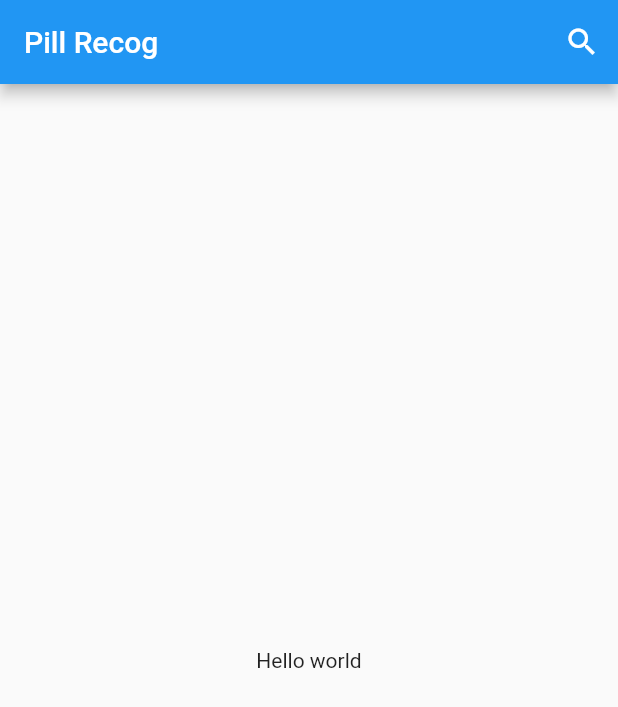
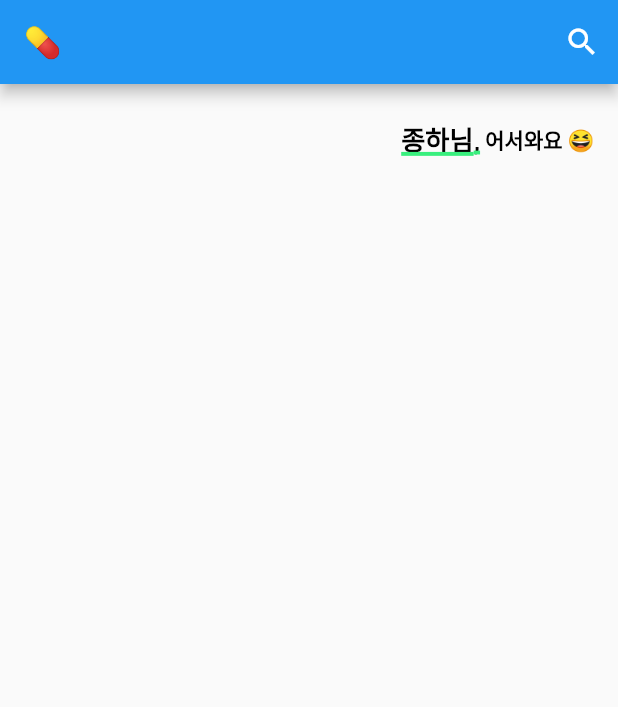
Before and after one commit to Dongguk-Univ-Drugs/pill_recog_client, a Flutter app: the screen it shows after launch, on a phone screen of 412 x 824 dp. Shown: the top 707 px of the screen. Run offline on Flutter 3.47's test engine with Material 2 defaults, Android fonts, the phone set to English and light mode, and no system bars; our stand-ins replace get.

Commit message:
🚧 added new components to the project
- rich text
- highlighted text
- typography issue with native code
- adjusted `SafeArea`

```diff
--- a/client_app/lib/components/components.dart
+++ b/client_app/lib/components/components.dart
@@ -1,3 +1,5 @@
 export './widgets.dart';
 export './colors.dart';
 export './typography.dart';
+export './generate_text.dart';
+export './spacing.dart';
--- /dev/null
+++ b/client_app/lib/components/generate_text.dart
@@ -0,0 +1,15 @@
+import 'package:client_app/components/components.dart';
+import 'package:flutter/material.dart';
+
+RichText highlightedText({required String text}) => RichText(
+      textScaleFactor: 1.25,
+      text: TextSpan(
+        text: text,
+        style: TextStyle(
+            color: CColor.largeTitle.color,
+            fontWeight: FontWeight.bold,
+            decorationColor: CColor.secondary.color,
+            decorationThickness: 3,
+            decoration: TextDecoration.underline),
+      ),
+    );
--- /dev/null
+++ b/client_app/lib/components/spacing.dart
@@ -0,0 +1,7 @@
+import 'package:flutter/material.dart';
+
+EdgeInsets padding({double? vertical, double? horizontal}) =>
+    EdgeInsets.symmetric(
+      horizontal: horizontal ?? 0,
+      vertical: vertical ?? 0,
+    );
--- a/client_app/lib/main.dart
+++ b/client_app/lib/main.dart
@@ -1,3 +1,4 @@
+import 'package:client_app/components/components.dart';
 import 'package:flutter/material.dart';
 import 'package:get/get.dart';
 
@@ -15,7 +16,7 @@ class App extends StatelessWidget {
     return GetMaterialApp(
       home: Scaffold(
         appBar: AppBar(
-          title: const Text('Pill Recog'),
+          title: const Text('💊'),
           actions: [
             /// these button calls the recognizing screen
             IconButton(
@@ -24,8 +25,24 @@ class App extends StatelessWidget {
             ),
           ],
         ),
-        body: const Center(
-          child: Text('Hello world'),
+        body: SafeArea(
+          child: Padding(
+            padding: padding(horizontal: 16.0, vertical: 24.0),
+            child: Column(
+              children: [
+                Align(
+                  alignment: Alignment.centerRight,
+                  child: Row(
+                    mainAxisSize: MainAxisSize.min,
+                    children: [
+                      highlightedText(text: '종하님,'),
+                      Text(' 어서와요 😆', style: CTypography.headline.style,)
+                    ],
+                  ),
+                )
+              ],
+            ),
+          ),
         ),
       ),
     );
--- a/client_app/lib/views/search/search.dart
+++ b/client_app/lib/views/search/search.dart
@@ -14,7 +14,8 @@ class SearchMainScreen extends StatelessWidget {
         /// you can use sort of colors defined in `CColor` - @seunghwanly
         backgroundColor: CColor.primary.color,
       ),
-      body: Center(
+      body: SafeArea(
+        child: Center(
           child: ListView.separated(
               itemBuilder: (context, index) => ListTile(
                     title: Text(searchItems[index]),
@@ -22,6 +23,7 @@ class SearchMainScreen extends StatelessWidget {
               separatorBuilder: (context, index) => blankBox(height: 10),
               itemCount: 3),
         ),
+      ),
     );
   }
 }
```
Also changed, not shown: client_app/lib/components/typography.dart (+8 -8 lines). Lines whose indentation alone changed are shown as unchanged.
